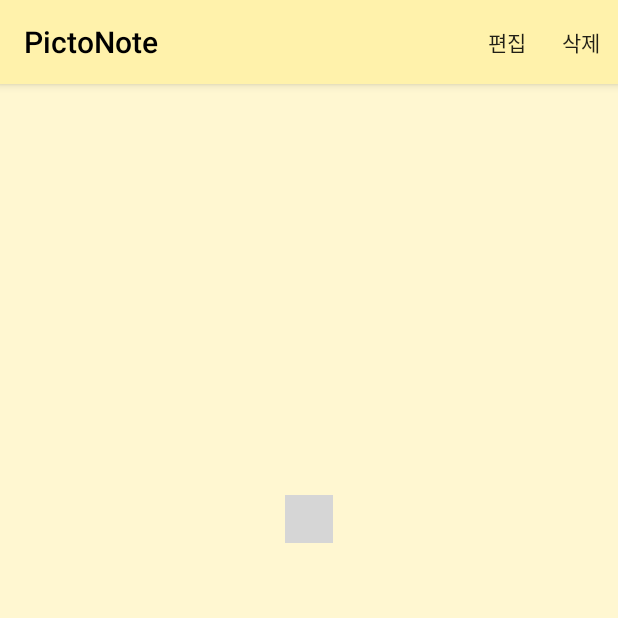
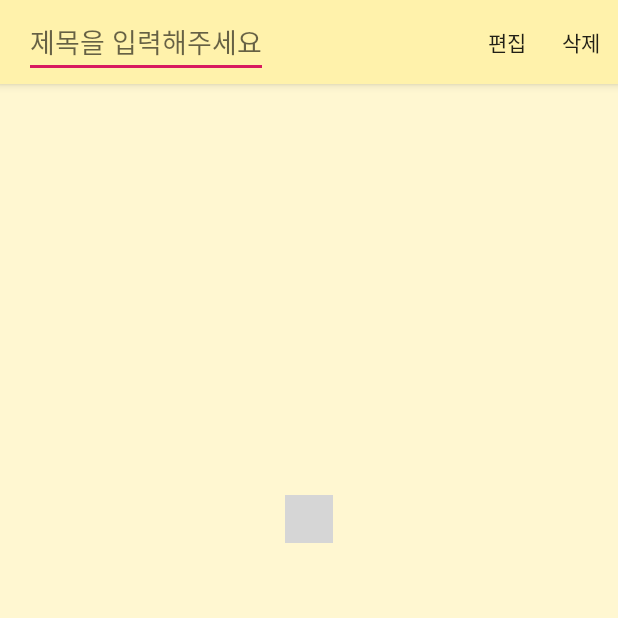
Before and after one commit to rhcehd/PictoNote, an Android app: the NoteFragment screen opened through its navigation route, on a phone screen of 412 x 824 dp, the top half of it. Run offline under Robolectric (Android 15) with nearby library versions, the phone set to English and light mode, and no system bars; our stand-ins replace data binding; libraries missing offline, so code that uses them is left out: androidx.databinding.library, com.rd; plain views replace PageIndicatorView; 3 statements that could not run were skipped; grey boxes are pictures that could not be loaded.

Commit message:
Add toolbar control

```diff
--- a/app/src/main/java/com/lhs94/pictonote/ui/MainActivity.kt
+++ b/app/src/main/java/com/lhs94/pictonote/ui/MainActivity.kt
@@ -1,20 +1,21 @@
 package com.lhs94.pictonote.ui
 
 import android.os.Bundle
+import androidx.activity.viewModels
 import androidx.appcompat.app.AppCompatActivity
-import androidx.appcompat.widget.Toolbar
+import androidx.databinding.DataBindingUtil
 import com.lhs94.pictonote.R
+import com.lhs94.pictonote.databinding.ActivityMainBinding
 import com.lhs94.pictonote.sqlite.SQLiteControler
 import com.lhs94.pictonote.ui.widget.toast.Toast
 
 class MainActivity : AppCompatActivity() {
+    private val sharedViewModel: SharedViewModel by viewModels()
     override fun onCreate(savedInstanceState: Bundle?) {
         super.onCreate(savedInstanceState)
-        setContentView(R.layout.activity_main)
+        val binding = DataBindingUtil.setContentView<ActivityMainBinding>(this, R.layout.activity_main)
         Toast.init(this)
-
-        val toolbar = findViewById<Toolbar>(R.id.toolbar)
-        setSupportActionBar(toolbar)
+        setSupportActionBar(binding.toolbar)
 
         SQLiteControler.initControler(this)
         //SQLiteControler.getInstance().clearAllDatabase();
--- a/app/src/main/java/com/lhs94/pictonote/ui/SharedViewModel.kt
+++ b/app/src/main/java/com/lhs94/pictonote/ui/SharedViewModel.kt
@@ -4,12 +4,20 @@ import androidx.databinding.Bindable
 import androidx.databinding.library.baseAdapters.BR
 
 class SharedViewModel: BaseViewModel() {
-    var toolbarTitle: String = ""
+    var isNoteTitleVisible = false
         @Bindable get
         set(value) {
             if(field != value) {
                 field = value
-                notifyChange(BR.toolbarTitle)
+                notifyChange(BR.noteTitleVisible)
+            }
+        }
+    var noteTitle: String = ""
+        @Bindable get
+        set(value) {
+            if(field != value) {
+                field = value
+                notifyChange(BR.noteTitle)
             }
         }
 }
--- a/app/src/main/java/com/lhs94/pictonote/ui/note/NoteFragment.kt
+++ b/app/src/main/java/com/lhs94/pictonote/ui/note/NoteFragment.kt
@@ -3,6 +3,7 @@ package com.lhs94.pictonote.ui.note
 import android.os.Build
 import android.os.Bundle
 import android.view.*
+import androidx.appcompat.app.AppCompatActivity
 import androidx.core.view.MenuProvider
 import androidx.databinding.DataBindingUtil
 import androidx.fragment.app.Fragment
@@ -40,6 +41,18 @@ class NoteFragment: Fragment(R.layout.fragment_note) {
             viewModel.currentNote = note
         }
         initializeOptionMenu()
+        (activity as? AppCompatActivity)?.supportActionBar?.apply {
+            title = ""
+            this.customView
+        }
+    }
+
+    override fun onDestroyView() {
+        super.onDestroyView()
+        (activity as? AppCompatActivity)?.supportActionBar?.apply {
+            title = getString(R.string.app_name)
+            this.customView
+        }
     }
 
     private fun initializeOptionMenu() {
--- a/app/src/main/res/layout/activity_main.xml
+++ b/app/src/main/res/layout/activity_main.xml
@@ -1,4 +1,9 @@
 <?xml version="1.0" encoding="utf-8"?>
+<layout>
+    <data>
+        <variable name="viewModel" type="com.lhs94.pictonote.ui.SharedViewModel" />
+        <import type="android.view.View"/>
+    </data>
     <androidx.constraintlayout.widget.ConstraintLayout
         xmlns:android="http://schemas.android.com/apk/res/android"
         xmlns:app="http://schemas.android.com/apk/res-auto"
@@ -14,7 +19,16 @@
             android:background="?attr/colorPrimaryDark"
             app:titleTextColor="#FF000000"
             android:theme="@style/ThemeOverlay.AppCompat.ActionBar"
-        app:popupTheme="@style/ThemeOverlay.AppCompat.Light" />
+            app:popupTheme="@style/ThemeOverlay.AppCompat.Light">
+
+            <EditText
+                android:layout_width="wrap_content"
+                android:layout_height="wrap_content"
+                android:inputType="text"
+                android:hint="제목을 입력해주세요"
+                android:text="@={viewModel.noteTitle}"
+                android:visibility="@{viewModel.noteTitleVisible ? View.VISIBLE : View.GONE}"/>
+        </androidx.appcompat.widget.Toolbar>
 
         <androidx.fragment.app.FragmentContainerView
             android:id="@+id/fragment_container_view"
@@ -27,3 +41,4 @@
             app:navGraph="@navigation/nav_graph"/>
 
     </androidx.constraintlayout.widget.ConstraintLayout>
+</layout>
```
Lines whose indentation alone changed are shown as unchanged.
